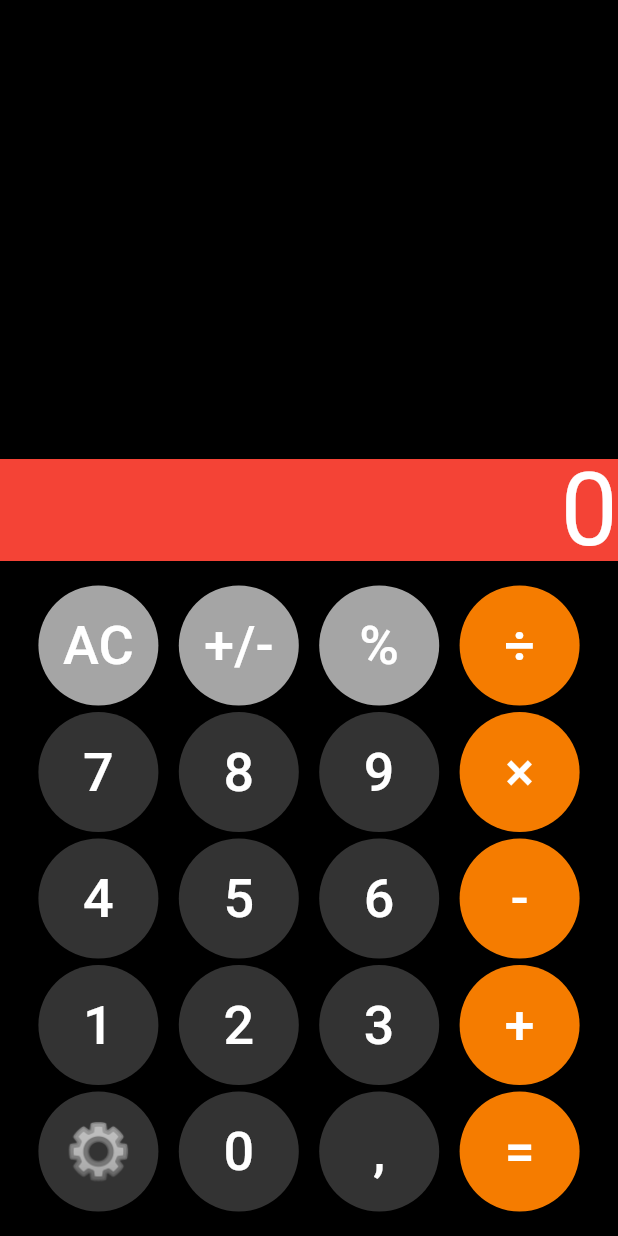
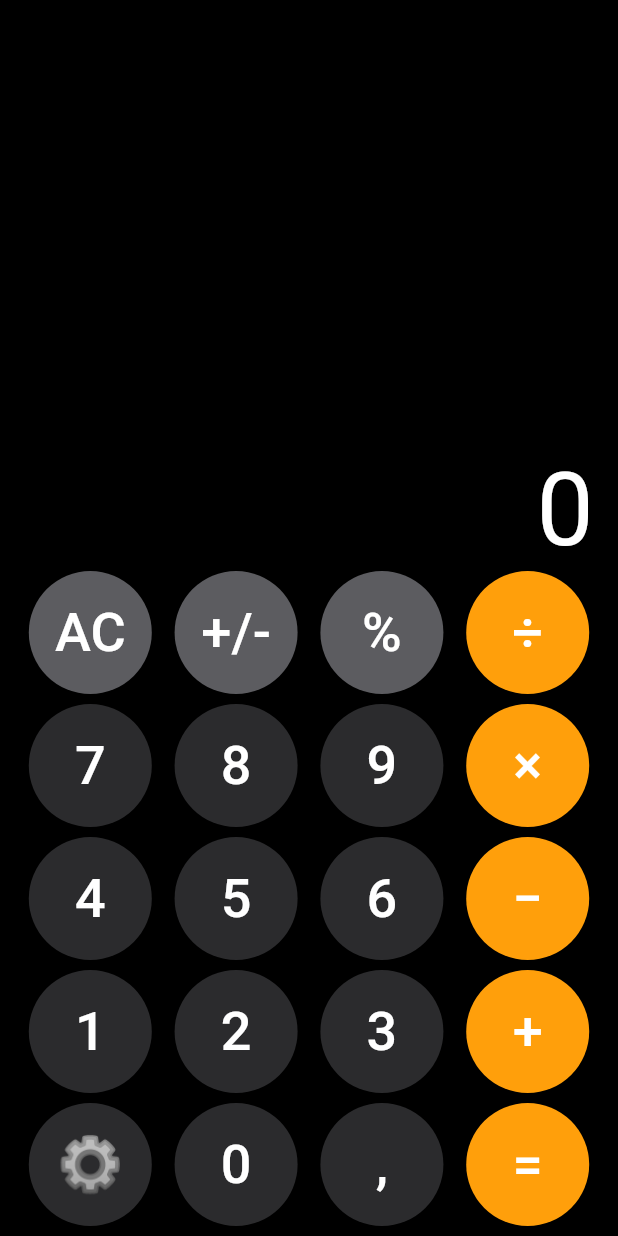
Before and after one commit to RenanCalvis/calculadora_ios_clone, a Flutter app: the screen it shows after launch, on a phone screen of 412 x 824 dp. Run offline on Flutter 3.47's test engine with Material 3 defaults, Android fonts, the phone set to English and light mode, and no system bars; our stand-ins replace get.

Commit message:
feat: change colors and add actions for buttons

```diff
--- a/lib/pages/CalculatorPage/calculator_page.dart
+++ b/lib/pages/CalculatorPage/calculator_page.dart
@@ -20,10 +20,13 @@ class CalculatorPage extends StatelessWidget {
           Container(
             alignment: Alignment.centerRight,
             // width: double.infinity,
-            color: Colors.red,
+            // color: Colors.red,
             padding: EdgeInsets.zero,
             margin: EdgeInsets.zero,
-            child: Obx(() => Text(controller.displayValue.toString(), style: TextStyle(color: Colors.white, fontSize: 68, height: 1))),
+            child: Obx(() => Padding(
+              padding: const EdgeInsets.symmetric(horizontal: 16),
+              child: Text(controller.displayValue.toString(), style: TextStyle(color: Colors.white, fontSize: 68, height: 1)),
+            )),
           ),
           SizedBox(
             height: 450,
@@ -31,7 +34,7 @@ class CalculatorPage extends StatelessWidget {
             // width: double.infinity,
             // height: 88,
             child: Padding(
-              padding: const EdgeInsets.symmetric(horizontal: 12, vertical: 12),
+              padding: const EdgeInsets.symmetric(horizontal: 4, vertical: 0),
               child: Column(
                 mainAxisAlignment: MainAxisAlignment.spaceEvenly,
                 children: controller.buttons.map((row) {
--- a/lib/widgets/CalculatorButton/calculator_button.dart
+++ b/lib/widgets/CalculatorButton/calculator_button.dart
@@ -9,7 +9,7 @@ class CalculatorButton extends StatelessWidget {
   @override
   Widget build(BuildContext context) {
     return ElevatedButton(
-      style: ElevatedButton.styleFrom(backgroundColor: color, shape: CircleBorder(), padding: EdgeInsets.zero, fixedSize: Size(80, 80)),
+      style: ElevatedButton.styleFrom(backgroundColor: color, shape: CircleBorder(), padding: EdgeInsets.zero, fixedSize: Size(82, 82)),
       onPressed: onPressed,
       child: Text(text, style: TextStyle(color: Colors.white, fontSize: 36)),
     );
```
Also changed, not shown: lib/pages/CalculatorPage/calculator_controller.dart (+53 -19 lines).
